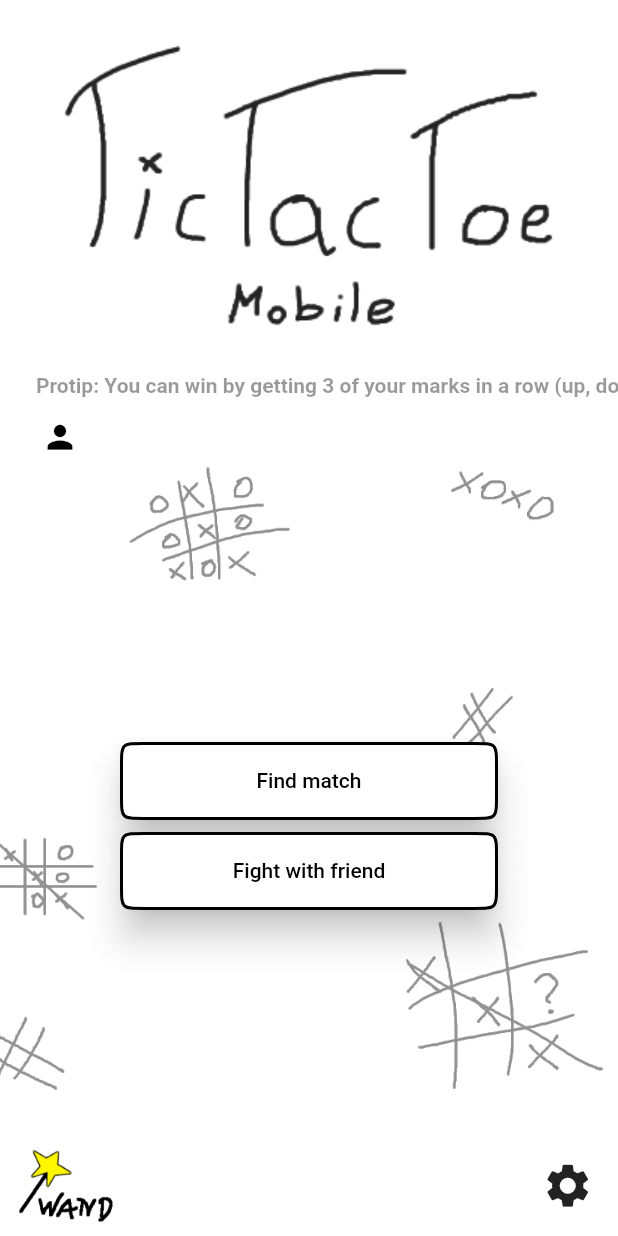
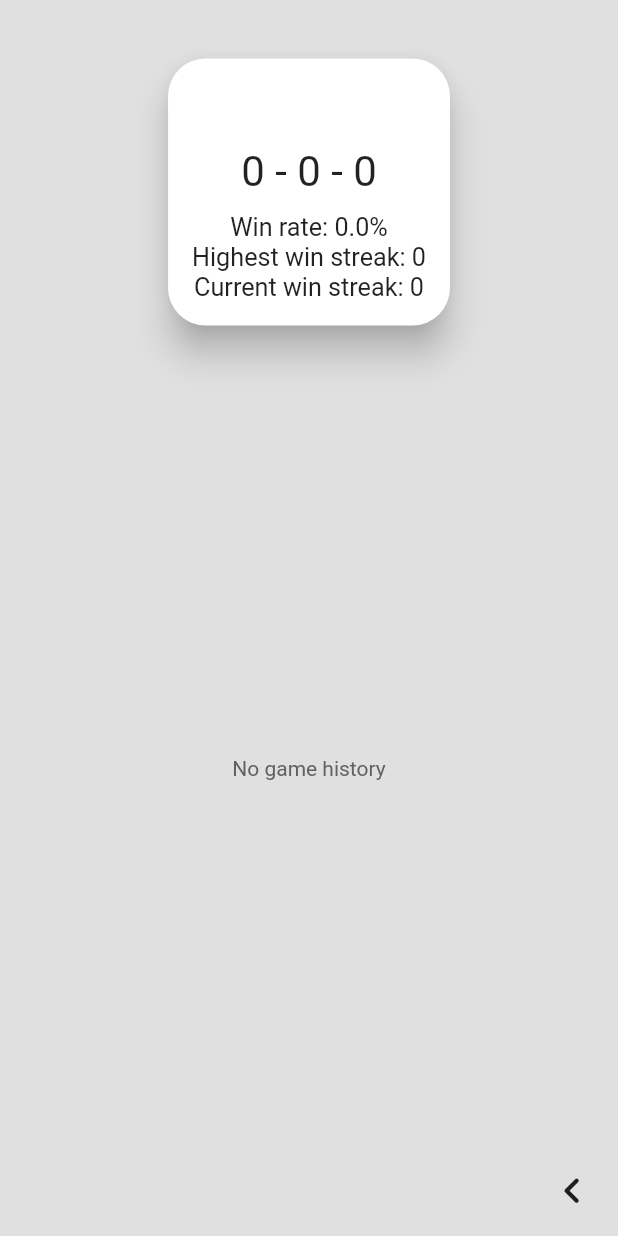
Before and after one commit to radiol00/tictactoe_mobile, a Flutter app: the MainMenuPage widget shown alone on an empty page, opened directly, after a tap on the "person" icon, on a phone screen of 412 x 824 dp. Run offline on Flutter 3.47's test engine with Material 2 defaults, Android fonts, the phone set to English and light mode, and no system bars; our stand-ins replace cloud_firestore, firebase_auth, firebase_core, flutter_keyboard_visibility, flutter_riverpod, flutter_spinkit and 3 more; missing offline and left inert: grpc, protobuf; accounts and stored records are empty; statements that could not run were skipped.

Commit message:
ProfilePage

```diff
--- a/lib/providers/firebase_auth_provider.dart
+++ b/lib/providers/firebase_auth_provider.dart
@@ -42,6 +42,13 @@ class FirebaseAuthNotifier extends StateNotifier<AsyncValue<TTTUser>> {
     return userChanges.transform(displayNameStreamDecapsulation);
   }
 
+  String get uid {
+    if (localUser != null)
+      return localUser.firebaseUserObject.uid;
+    else
+      return "";
+  }
+
   Future<void> registerWithEmailAndPasswd(
       String email, String passwd, String username) async {
     username = username.trim();
@@ -55,6 +62,8 @@ class FirebaseAuthNotifier extends StateNotifier<AsyncValue<TTTUser>> {
       "wins": 0,
       "loses": 0,
       "draws": 0,
+      "currentWinStreak": 0,
+      "maxWinStreak": 0,
     });
   }
 
--- a/lib/services/wand_firebase_connection.dart
+++ b/lib/services/wand_firebase_connection.dart
@@ -20,7 +20,13 @@ class WANDFirebaseConnection {
 
   Future<DocumentSnapshot<Map<String, dynamic>>> getPlayerDoc(
       String userId) async {
-    var doc = await _store.collection("users").doc(userId).get();
+    var doc = await _store.collection("users").doc(userId).get().then((value) {
+      if (value.exists)
+        return value;
+      else
+        throw FirebaseException(plugin: "firestore");
+    });
+
     return doc;
   }
 }
--- a/lib/views/game_page.dart
+++ b/lib/views/game_page.dart
@@ -194,7 +194,7 @@ class _GamePageState extends State<GamePage> {
                                             Navigator.of(context).pop();
                                           },
                                           child: Icon(
-                                            Icons.chevron_left,
+                                            Icons.chevron_left_rounded,
                                             size: 35,
                                           ),
                                         ),
--- a/lib/views/main_menu_page.dart
+++ b/lib/views/main_menu_page.dart
@@ -12,6 +12,7 @@ import 'package:wand_tictactoe/providers/game_controller_provider.dart';
 import 'package:wand_tictactoe/providers/grpc_provider.dart';
 import 'package:wand_tictactoe/providers/protip_provider.dart';
 import 'package:wand_tictactoe/views/credits_page.dart';
+import 'package:wand_tictactoe/views/profile_page.dart';
 import 'package:wand_tictactoe/views/settings_page.dart';
 import 'package:wand_tictactoe/widgets/wand_progress_indicator.dart';
 
@@ -42,6 +43,7 @@ class _MainMenuPageState extends State<MainMenuPage>
   bool menuItemsVisible = false;
   Protip protip;
   Timer protipTimer;
+  String userId;
 
   Stream<String> userDisplayNameStream;
 
@@ -80,6 +82,7 @@ class _MainMenuPageState extends State<MainMenuPage>
     super.initState();
     joinGame = context.read(gameController.notifier).joinGame;
     grpc = context.read(grpcProvider);
+    userId = context.read(firebaseAuthController.notifier).uid;
 
     _scrollController = ScrollController();
 
@@ -204,7 +207,22 @@ class _MainMenuPageState extends State<MainMenuPage>
               style: ButtonStyle(
                   backgroundColor:
                       MaterialStateProperty.all<Color>(Colors.transparent)),
-              onPressed: () {},
+              onPressed: () {
+                Navigator.of(context).push(
+                  PageRouteBuilder(
+                    opaque: false,
+                    pageBuilder: (context, animation, secondaryAnimation) =>
+                        ProfilePage(userId: userId),
+                    transitionsBuilder:
+                        (context, animation, secondaryAnimation, child) {
+                      return FadeTransition(
+                        opacity: animation,
+                        child: child,
+                      );
+                    },
+                  ),
+                );
+              },
               child: Row(
                 children: [
                   Icon(
--- /dev/null
+++ b/lib/views/profile_page.dart
@@ -0,0 +1,324 @@
+import 'package:flutter/material.dart';
+import 'package:flutter_riverpod/flutter_riverpod.dart';
+import 'package:wand_tictactoe/services/wand_firebase_connection.dart';
+import 'package:wand_tictactoe/widgets/wand_progress_indicator.dart';
+
+// TODO: Caching?
+class ProfilePage extends StatefulWidget {
+  ProfilePage({this.userId});
+  final String userId;
+  @override
+  _ProfilePageState createState() => _ProfilePageState();
+}
+
+class _ProfilePageState extends State<ProfilePage> {
+  Stream profile;
+  @override
+  void initState() {
+    super.initState();
+    profile = Stream.fromFuture(
+      context.read(wandFirebaseConnection).getPlayerDoc(widget.userId),
+    );
+  }
+
+  List<Widget> _buildHistoryList(List history) {
+    List<Widget> widgetList = [];
+
+    for (int i = 0; i < history.length; i++) {
+      var h = history[i];
+      widgetList.add(
+        Column(
+          children: [
+            Row(
+              mainAxisAlignment: MainAxisAlignment.spaceBetween,
+              children: [
+                InkWell(
+                  onTap: () {
+                    Navigator.of(context).pushReplacement(
+                      MaterialPageRoute(
+                        builder: (context) => ProfilePage(
+                          userId: h["enemyId"],
+                        ),
+                      ),
+                    );
+                  },
+                  child: Padding(
+                    padding: const EdgeInsets.all(16.0),
+                    child: Row(
+                      crossAxisAlignment: CrossAxisAlignment.center,
+                      mainAxisSize: MainAxisSize.min,
+                      children: [
+                        Icon(
+                          Icons.person,
+                          size: 24.0,
+                        ),
+                        Text(
+                          "${h["enemy"]}",
+                          textScaleFactor: 1.2,
+                        ),
+                      ],
+                    ),
+                  ),
+                ),
+                Padding(
+                  padding: const EdgeInsets.all(16.0),
+                  child: Column(
+                    children: [
+                      Text("${h["result"]}"),
+                    ],
+                  ),
+                )
+              ],
+            ),
+          ],
+        ),
+      );
+      widgetList.add(
+        Divider(
+          thickness: 1.0,
+          color: Colors.grey[400],
+          height: 0.0,
+        ),
+      );
+    }
+
+    Iterable<Widget> copy = List.from(widgetList);
+    widgetList.addAll(copy);
+    widgetList.addAll(copy);
+    widgetList.addAll(copy);
+
+    return widgetList.sublist(0, widgetList.length - 1);
+  }
+
+  @override
+  Widget build(BuildContext context) {
+    return Scaffold(
+      backgroundColor: Colors.grey[300],
+      body: SafeArea(
+        child: StreamBuilder(
+          stream: profile,
+          builder: (context, snapshot) {
+            Widget child = Center(
+              child: WANDProgressIndicator(
+                type: WANDProgressIndicatorType.fullscreen,
+              ),
+            );
+
+            if (snapshot.hasError)
+              child = Column(
+                mainAxisAlignment: MainAxisAlignment.spaceBetween,
+                children: [
+                  Container(),
+                  Column(
+                    children: [
+                      Icon(
+                        Icons.error,
+                        size: 40.0,
+                      ),
+                      SizedBox(
+                        height: 10.0,
+                      ),
+                      Text(
+                        "No such player",
+                        style: TextStyle(color: Colors.grey[700]),
+                      ),
+                    ],
+                  ),
+                  Padding(
+                    padding: const EdgeInsets.only(
+                      bottom: 8.0,
+                      right: 8.0,
+                    ),
+                    child: Container(
+                      child: Row(
+                        mainAxisAlignment: MainAxisAlignment.end,
+                        children: [
+                          IconButton(
+                            splashRadius: 15.0,
+                            icon: Icon(Icons.chevron_left_rounded, size: 35.0),
+                            onPressed: () {
+                              Navigator.of(context).pop();
+                            },
+                          ),
+                        ],
+                      ),
+                    ),
+                  ),
+                ],
+              );
+            else if (snapshot.hasData) {
+              String displayName = snapshot.data["displayName"];
+              int wins = snapshot.data["wins"];
+              int draws = snapshot.data["draws"];
+              int loses = snapshot.data["loses"];
+              int maxWinStreak = snapshot.data["maxWinStreak"];
+              int currentWinStreak = snapshot.data["currentWinStreak"];
+              List<dynamic> history;
+              try {
+                history = snapshot.data["history"];
+              } catch (e) {
+                history = [];
+              }
+              child = Column(
+                children: [
+                  Expanded(
+                    child: Center(
+                      child: Material(
+                        borderRadius: BorderRadius.circular(25.0),
+                        color: Colors.white,
+                        elevation: 10.0,
+                        child: Padding(
+                          padding: const EdgeInsets.all(16.0),
+                          child: Column(
+                            mainAxisSize: MainAxisSize.min,
+                            mainAxisAlignment: MainAxisAlignment.center,
+                            children: [
+                              Text(
+                                "$displayName",
+                                textScaleFactor: 2.0,
+                                style: TextStyle(
+                                  fontWeight: FontWeight.bold,
+                                ),
+                              ),
+                              SizedBox(
+                                height: 10.0,
+                              ),
+                              Text(
+                                "$wins - $draws - $loses",
+                                textScaleFactor: 2.0,
+                              ),
+                              SizedBox(
+                                height: 10.0,
+                              ),
+                              Text(
+                                wins == 0 && draws == 0 && loses == 0
+                                    ? "Win rate: 0.0%"
+                                    : "Win rate: ${(((wins + 0.5 * draws) / (wins + draws + loses)) * 100).roundToDouble()}%",
+                                textScaleFactor: 1.2,
+                              ),
+                              Text(
+                                "Highest win streak: $maxWinStreak",
+                                textScaleFactor: 1.2,
+                              ),
+                              Text(
+                                "Current win streak: $currentWinStreak",
+                                textScaleFactor: 1.2,
+                              ),
+                            ],
+                          ),
+                        ),
+                      ),
+                    ),
+                  ),
+                  Expanded(
+                    flex: 2,
+                    child: history.length == 0
+                        ? Center(
+                            child: Text(
+                              "No game history",
+                              style: TextStyle(
+                                color: Colors.grey[700],
+                              ),
+                            ),
+                          )
+                        : Stack(
+                            children: [
+                              NotificationListener<
+                                  OverscrollIndicatorNotification>(
+                                onNotification: (notification) {
+                                  notification.disallowGlow();
+                                  return false;
+                                },
+                                child: SingleChildScrollView(
+                                  physics: BouncingScrollPhysics(),
+                                  child: Padding(
+                                    padding: const EdgeInsets.only(
+                                        left: 32.0,
+                                        right: 32.0,
+                                        bottom: 32.0,
+                                        top: 32.0),
+                                    child: Material(
+                                      elevation: 5.0,
+                                      borderRadius: BorderRadius.circular(8.0),
+                                      child: Column(
+                                        children: _buildHistoryList(history),
+                                      ),
+                                    ),
+                                  ),
+                                ),
+                              ),
+                              Align(
+                                alignment: Alignment.topCenter,
+                                child: Container(
+                                  height: 32.0,
+                                  decoration: BoxDecoration(
+                                    gradient: LinearGradient(
+                                        begin: Alignment.topCenter,
+                                        end: Alignment.bottomCenter,
+                                        colors: [
+                                          Colors.grey[300],
+                                          Colors.grey[300].withOpacity(0.0),
+                                        ]),
+                                  ),
+                                ),
+                              ),
+                              Align(
+                                alignment: Alignment.bottomCenter,
+                                child: Container(
+                                  height: 32,
+                                  decoration: BoxDecoration(
+                                    gradient: LinearGradient(
+                                        begin: Alignment.bottomCenter,
+                                        end: Alignment.topCenter,
+                                        colors: [
+                                          Colors.grey[300],
+                                          Colors.grey[300].withOpacity(0.0),
+                                        ]),
+                                  ),
+                                ),
+                              )
+                            ],
+                          ),
+                  ),
+                  Padding(
+                    padding: const EdgeInsets.only(
+                      bottom: 8.0,
+                      right: 8.0,
+                    ),
+                    child: Container(
+                      child: Row(
+                        mainAxisAlignment: MainAxisAlignment.end,
+                        children: [
+                          IconButton(
+                            splashRadius: 15.0,
+                            icon: Icon(Icons.chevron_left_rounded, size: 35.0),
+                            onPressed: () {
+                              Navigator.of(context).pop();
+                            },
+                          ),
+                        ],
+                      ),
+                    ),
+                  ),
+                ],
+              );
+            }
+
+            return AnimatedSwitcher(
+              switchInCurve: Curves.easeOut,
+              switchOutCurve: Curves.easeIn,
+              transitionBuilder: (child, animation) {
+                return FadeTransition(
+                  child: child,
+                  opacity: animation,
+                );
+              },
+              duration: Duration(seconds: 1),
+              child: child,
+            );
+          },
+        ),
+      ),
+    );
+  }
+}
```
